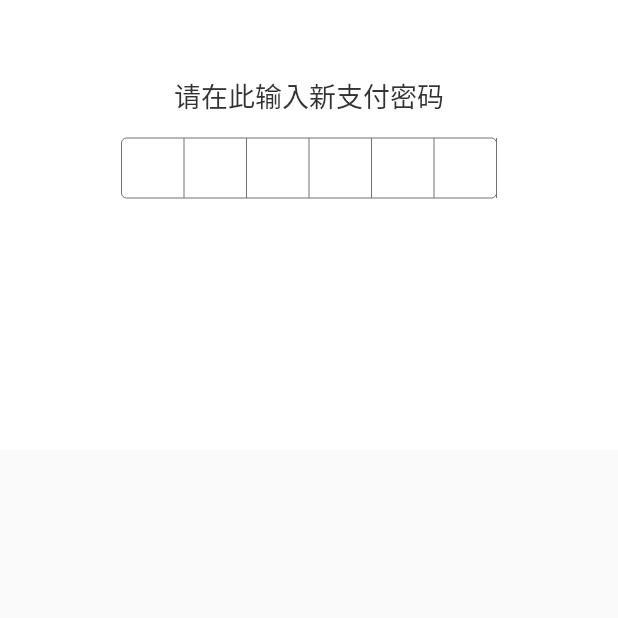
After one commit to shuguoli68/learn_three, a Flutter app: the screen it shows after launch, after a tap on "支付密码输入框", on a phone screen of 412 x 824 dp, the top half of it. The commit adds this screen. Run offline on Flutter 3.47's test engine with Material 2 defaults, Android fonts, the phone set to English and light mode, and no system bars; our stand-ins replace connectivity, device_info, dio, flutter_local_notifications, image_picker, intro_slider and 2 more; missing offline and left inert: simple_permissions, zeking_refresh.

Commit message:
仿支付密码输入

```diff
--- a/lib/home.dart
+++ b/lib/home.dart
@@ -15,6 +15,7 @@ import 'layout/permission_simple.dart';
 import 'layout/qrscan_simple.dart';
 import 'layout/slider_screen.dart';
 import 'mvp/view/login_page.dart';
+import 'pay_input/pay_page.dart';
 import 'url_launcher/url_simple.dart';
 
 class HomePage extends StatefulWidget {
@@ -146,6 +147,14 @@ class _HomePageState extends State<HomePage> {
                 },child: Text('返回拦截'),)
             ),
 
+            Container(
+                margin: EdgeInsets.all(5),
+                width: double.maxFinite,
+                child: RaisedButton(onPressed:(){
+                  goTo(context, PayPage());
+                },child: Text('支付密码输入框'),)
+            ),
+
           ],
         ),
       ),
--- a/lib/pay_input/custom_jpassword_field.dart
+++ b/lib/pay_input/custom_jpassword_field.dart
@@ -1,3 +1,5 @@
+
+import 'dart:math';
 
 import 'package:flutter/material.dart';
 
--- /dev/null
+++ b/lib/pay_input/key_event.dart
@@ -0,0 +1,9 @@
+///  支符密码  用于 密码输入框和键盘之间进行通信
+class KeyEvent {
+  ///  当前点击的按钮所代表的值
+  String key;
+  KeyEvent(this.key);
+
+  bool isDelete() => this.key == "del";
+  bool isCommit() => this.key == "commit";
+}
--- /dev/null
+++ b/lib/pay_input/pay_page.dart
@@ -0,0 +1,148 @@
+import 'package:flutter/material.dart';
+
+import 'custom_jpassword_field.dart';
+import 'key_event.dart';
+import 'my_keyboard.dart';
+
+/// 支付密码  +  自定义键盘
+
+class PayPage extends StatefulWidget {
+  static final String sName = "enter";
+
+  @override
+  State<StatefulWidget> createState() {
+    return new keyboardState();
+  }
+}
+
+
+class keyboardState extends State<PayPage> {
+  /// 用户输入的密码
+  String pwdData = '';
+
+  /*
+    GlobalKey：整个应用程序中唯一的键
+    ScaffoldState：Scaffold框架的状态
+    解释：_scaffoldKey的值是Scaffold框架状态的唯一键
+   */
+  final GlobalKey<ScaffoldState> _scaffoldKey = GlobalKey<ScaffoldState>();
+
+  // VoidCallback：没有参数并且不返回数据的回调
+  VoidCallback _showBottomSheetCallback;
+
+  @override
+  void initState() {
+
+    _showBottomSheetCallback = _showBottomSheet;
+  }
+
+  @override
+  Widget build(BuildContext context) {
+    return new Scaffold(
+      key: _scaffoldKey,
+      body: _buildContent(context),
+    );
+  }
+
+  Widget _buildContent(BuildContext c) {
+    return new Container(
+      width: double.maxFinite,
+      height: 300.0,
+      color: Color(0xffffffff),
+      child: new Column(
+        children: <Widget>[
+
+          new Padding(
+            padding: const EdgeInsets.only(top: 50.0),
+            child: new Text(
+              '请在此输入新支付密码',
+              style: new TextStyle(fontSize: 18.0, color: Color(0xff333333)),
+            ),
+          ),
+
+          ///密码框
+          new Padding(
+            padding: const EdgeInsets.only(top: 15.0),
+            child: _buildPwd(pwdData),
+          ),
+        ],
+      ),
+    );
+  }
+
+  /// 密码键盘 确认按钮 事件
+  void onAffirmButton() {
+    print('输入：$pwdData');
+  }
+
+  /// 密码键盘的整体回调，根据不同的按钮事件来进行相应的逻辑实现
+  void _onKeyDown(KeyEvent data){
+// 如果点击了删除按钮，则将密码进行修改
+    if (data.isDelete()) {
+      if (pwdData.length > 0) {
+        pwdData = pwdData.substring(0, pwdData.length - 1);
+        setState(() {});
+      }
+    }
+// 点击了确定按钮时
+    else if (data.isCommit()) {
+      if (pwdData.length != 6) {
+        print('密码不足6位，请重试');
+//        Fluttertoast.showToast(msg: "密码不足6位，请重试", gravity: ToastGravity.CENTER);
+        return;
+      }
+      onAffirmButton();
+    }
+//点击了数字按钮时  将密码进行完整的拼接
+    else {
+      if (pwdData.length < 6) {
+        pwdData += data.key;
+      }
+      setState(() {});
+    }
+  }
+  /// 底部弹出 自定义键盘  下滑消失
+  void _showBottomSheet() {
+    setState(() {
+      // disable the button  // 禁用按钮
+      _showBottomSheetCallback = null;
+    });
+
+    /*
+      currentState：获取具有此全局键的树中的控件状态
+      showBottomSheet：显示持久性的质感设计底部面板
+      解释：联系上文，_scaffoldKey是Scaffold框架状态的唯一键，因此代码大意为，
+           在Scaffold框架中显示持久性的质感设计底部面板
+     */
+    _scaffoldKey.currentState
+        .showBottomSheet<void>((BuildContext context) {
+      /// 将自定义的密码键盘作为其child   这里将回调函数传入
+      return new MyKeyboard(_onKeyDown);
+    })
+        .closed
+        .whenComplete(() {
+      if (mounted) {
+        setState(() {
+          // re-enable the button  // 重新启用按钮
+          _showBottomSheetCallback = _showBottomSheet;
+        });
+      }
+    });
+  }
+
+  /// 构建 密码输入框  定义了其宽度和高度
+  Widget _buildPwd(var pwd) {
+    return new GestureDetector(
+      child: new Container(
+        width: 250.0,
+        height:40.0,
+//      color: Colors.white,  自定义密码输入框的使用
+        child: new CustomJPasswordField(pwd),
+      ),
+// 用户点击输入框的时候，弹出自定义的键盘
+      onTap: () {
+        _showBottomSheetCallback();
+      },
+    );
+  }
+}
```
Also changed, not shown: lib/pay_input/custom_kb_btn.dart (added, +49 -0 lines), lib/pay_input/my_keyboard.dart (added, +147 -0 lines).
